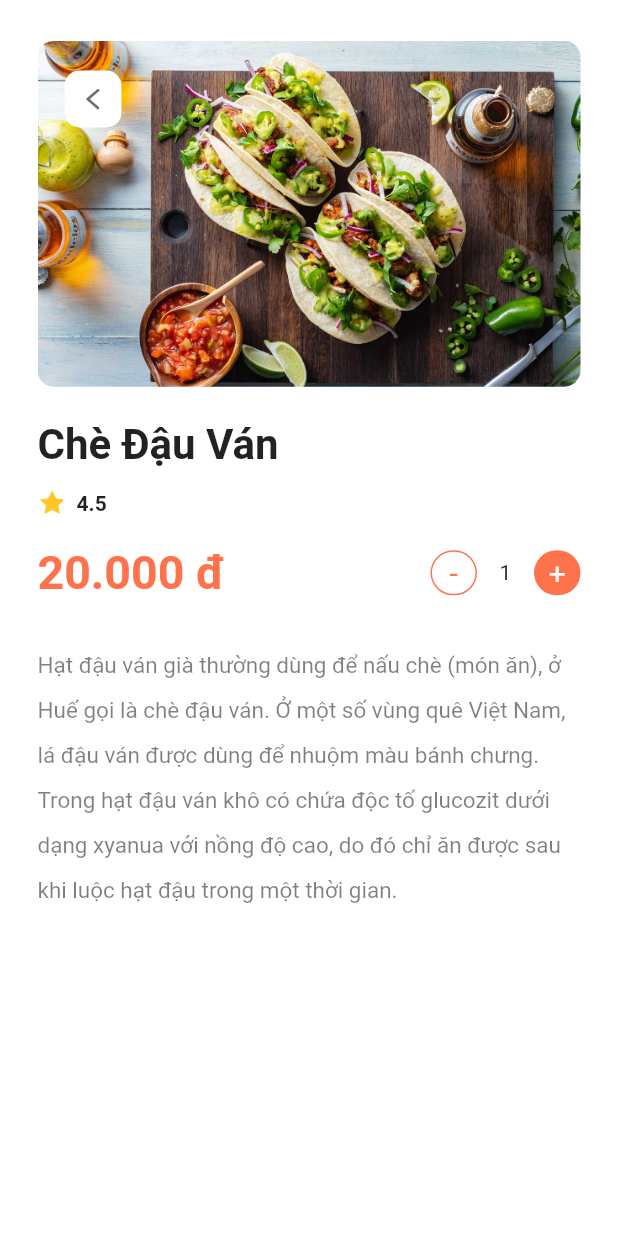
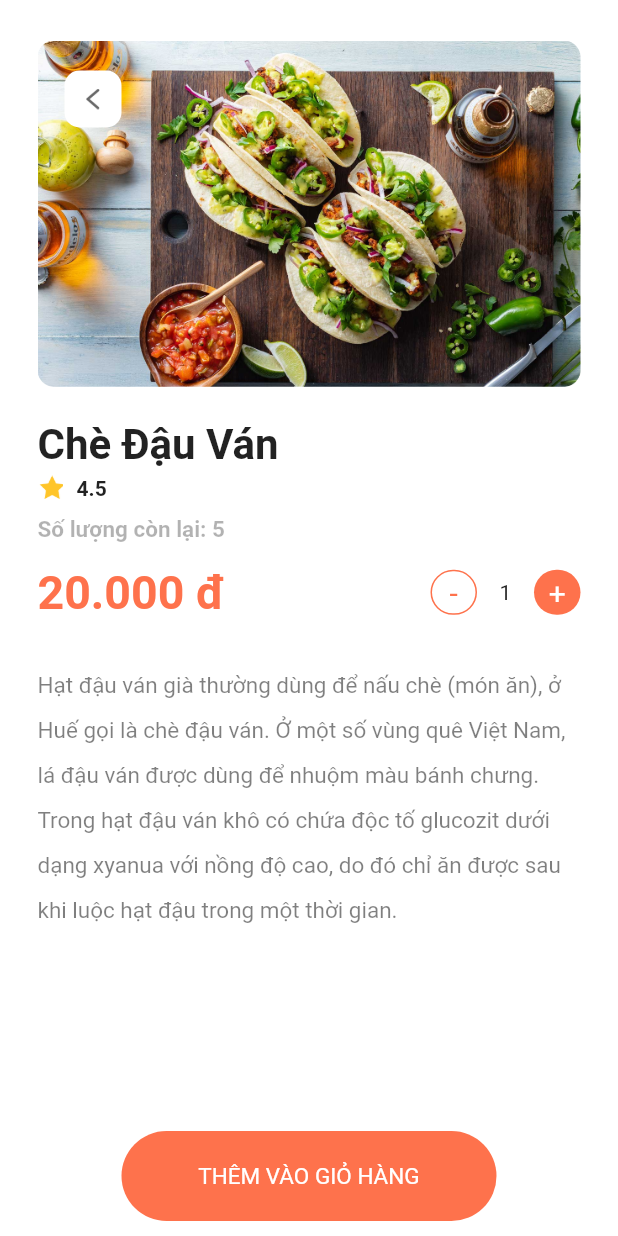
Before and after one commit to phongho63/momcookings, a Flutter app: the screen it shows after launch, after a tap on an icon or button, on a phone screen of 412 x 824 dp. Run offline on Flutter 3.47's test engine with Material 2 defaults, Android fonts, the phone set to English and light mode, and no system bars; drawn by our look-alikes of modal_progress_hud_nsn; our stand-ins replace firebase_core, flutter_clean_architecture, geocoding, hexcolor, package_info_plus, shared_preferences; missing offline and left inert: month_year_picker; accounts and stored records are empty; Roboto replaces fonts that are missing (Poppins).

Commit message:
Adding purchase button UI

```diff
--- a/lib/app/pages/home/food_details/food_details_view.dart
+++ b/lib/app/pages/home/food_details/food_details_view.dart
@@ -57,11 +57,10 @@ class _FoodDetailsView
               children: [
                 ClipRRect(
                     borderRadius: BorderRadius.circular(10),
-                      child:
-                          Image.asset(ImageAssets.imgFoodDetailBannerSample)),
+                    child: Image.asset(ImageAssets.imgFoodDetailBannerSample)),
                 Padding(
-                    padding: const EdgeInsets.symmetric(
-                        horizontal: 18, vertical: 20),
+                  padding:
+                      const EdgeInsets.symmetric(horizontal: 18, vertical: 20),
                   child: Row(
                     children: [
                       InkWell(
@@ -92,7 +91,7 @@ class _FoodDetailsView
                     fontFamily: 'Roboto',
                     fontSize: 28,
                     fontWeight: FontWeight.w600)),
-              const SizedBox(height: 13),
+            const SizedBox(height: 3),
             Row(children: [
               SizedBox(
                 height: 17,
@@ -110,7 +109,14 @@ class _FoodDetailsView
               ),
               const SizedBox(width: 5)
             ]),
-              const SizedBox(height: 20),
+            const SizedBox(height: 10),
+            Text('Số lượng còn lại: ${_controller!.data!.foodRange}',
+                style: TextStyle(
+                    fontFamily: 'Roboto',
+                    fontSize: 15,
+                    fontWeight: FontWeight.w600,
+                    color: Colors.black.withOpacity(0.3))),
+            const SizedBox(height: 15),
             Row(
               mainAxisAlignment: MainAxisAlignment.spaceBetween,
               children: [
@@ -225,6 +231,30 @@ class _FoodDetailsView
                     height: 2))
           ],
         ),
-        ));
+      ),
+      bottomNavigationBar: Padding(
+        padding: const EdgeInsets.only(bottom: 5),
+        child: SizedBox(
+          height: 70,
+          child: Center(
+            child: Container(
+              height: 60,
+              width: 250,
+              decoration: BoxDecoration(
+                  color: HexColor(Global.mColors['orange_1'].toString()),
+                  borderRadius: BorderRadius.circular(100)),
+              child: Center(
+                child: Text("Thêm vào giỏ hàng".toUpperCase(), style: const TextStyle(
+                  fontFamily: 'Roboto',
+                  fontSize: 15,
+                  fontWeight: FontWeight.w400,
+                  color: Colors.white
+                )),
+              ),
+            ),
+          ),
+        ),
+      ),
+    );
   }
 }
```
Lines whose indentation alone changed are shown as unchanged.
